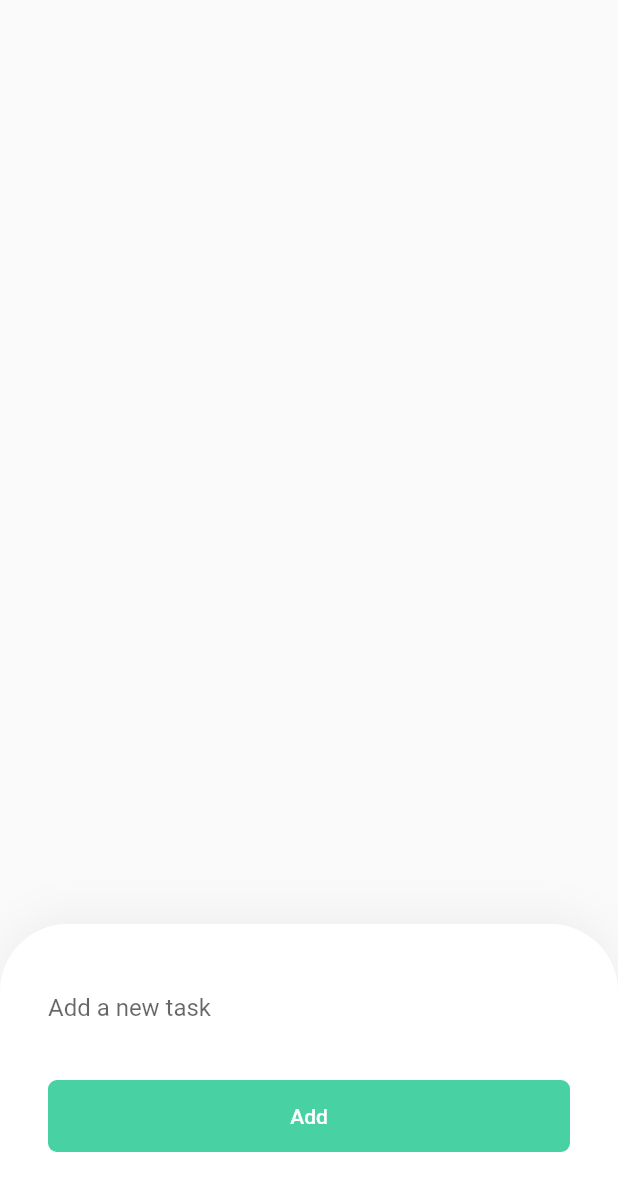
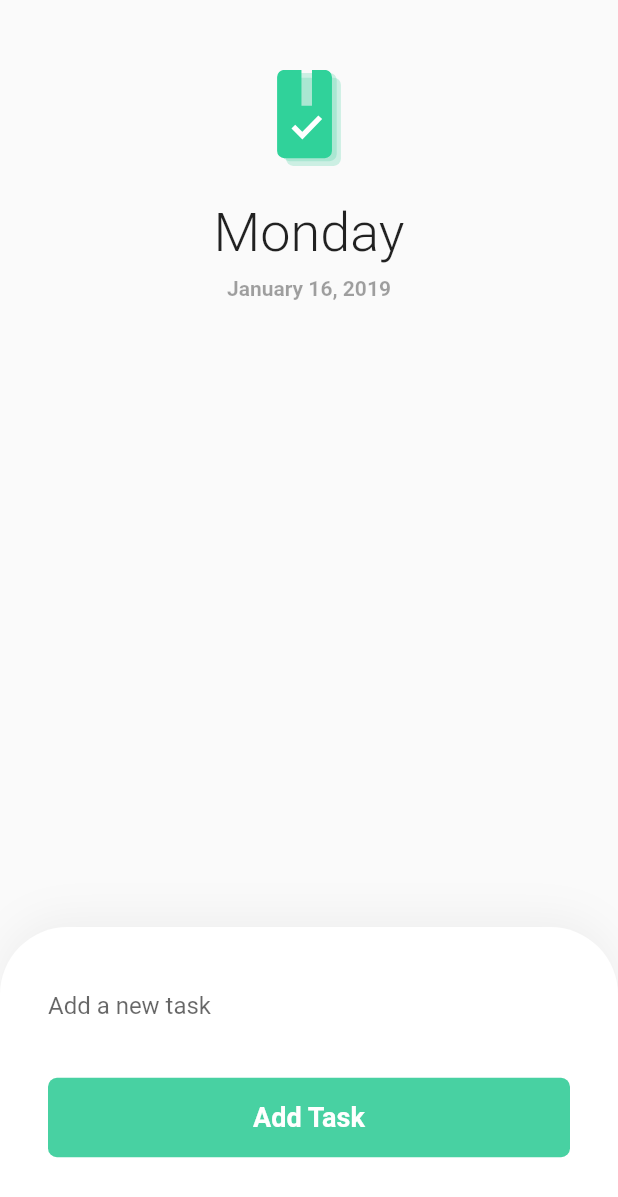
Before and after one commit to JairHuamanBellido/Flutter-TodoApp, a Flutter app: the screen it shows after launch, on a phone screen of 412 x 824 dp. Shown: the top 1197 px of the screen. Run offline on Flutter 3.47's test engine with Material 2 defaults, Android fonts, the phone set to English and light mode, and no system bars; our stand-ins replace flutter_svg.

```diff
--- a/lib/main.dart
+++ b/lib/main.dart
@@ -1,6 +1,8 @@
 import 'package:flutter/material.dart';
-import 'package:same_project/Form_task.dart';
-import 'package:same_project/Task_item.dart';
+import 'package:same_project/widget/header/header_container.dart';
+import 'package:same_project/widget/task/task_container.dart';
+import 'package:same_project/widget/task/task_item.dart';
+import 'package:same_project/widget/task/form_task.dart';
 
 void main() => runApp(App());
 
@@ -40,6 +42,7 @@ class _AppState extends State<App> {
   @override
   Widget build(BuildContext context) {
     return MaterialApp(
+        debugShowCheckedModeBanner: false,
       home: Scaffold(
         body: SafeArea(
           child: Stack(
@@ -47,16 +50,13 @@ class _AppState extends State<App> {
               Positioned(
                 top: 0,
                 child: Container(
-                  width: 200,
-                  height: 500,
-                  child: ListView.builder(
-                    itemCount: tasks.length,
-                    itemBuilder: (BuildContext context, int index) {
-                      return Container(
-                          child: Task(
-                        task: tasks[index],
-                      ));
-                    },
+                  child: Column(
+                    mainAxisAlignment: MainAxisAlignment.start,
+                    crossAxisAlignment: CrossAxisAlignment.start,
+                    children: <Widget>[
+                        Header(),
+                        TaskContainer(tasks: this.tasks)
+                    ],
                   ),
                 ),
               ),
--- /dev/null
+++ b/lib/widget/header/header_container.dart
@@ -0,0 +1,44 @@
+import 'package:flutter/cupertino.dart';
+import 'package:flutter/material.dart';
+import 'package:flutter_svg/flutter_svg.dart';
+
+class Header extends StatelessWidget {
+  const Header({Key key}) : super(key: key);
+
+  @override
+  Widget build(BuildContext context) {
+    return Container(
+        width: MediaQuery.of(context).size.width,
+        height: MediaQuery.of(context).size.height * 0.30,
+        child: Column(
+          mainAxisAlignment: MainAxisAlignment.center,
+          children: <Widget>[
+            SvgPicture.asset(
+              'assets/Logo.svg',
+              semanticsLabel: 'Logo',
+              height: 64,
+            ),
+            Container(
+              margin: EdgeInsets.only(top: 24, bottom: 8),
+              child: Text(
+                'Monday',
+                textDirection: TextDirection.ltr,
+                textAlign: TextAlign.center,
+                style: TextStyle(fontSize: 36, fontWeight: FontWeight.w300),
+              ),
+            ),
+            Container(
+              child: Text(
+                'January 16, 2019',
+                textDirection: TextDirection.ltr,
+                textAlign: TextAlign.center,
+                style: TextStyle(
+                  color: Color.fromRGBO(0, 0, 0, .37),
+                  fontWeight: FontWeight.w600,
+                ),
+              ),
+            )
+          ],
+        ));
+  }
+}
--- a/lib/Form_task.dart
+++ b/lib/widget/task/form_task.dart
@@ -17,11 +17,13 @@ class FormTask extends StatelessWidget {
   Widget build(BuildContext context) {
     return Container(
       child: Container(
-        padding: EdgeInsets.symmetric(horizontal: 32, vertical: 32),
+        height: MediaQuery.of(context).size.height * 0.25 ,
+        padding: EdgeInsets.symmetric(horizontal: 32 ),
         width: MediaQuery.of(context).size.width,
         child: Column(
           mainAxisAlignment: MainAxisAlignment.center,
           children: <Widget>[
+
             TextField(
               controller: this.controller,
               onChanged: (String value) {
@@ -43,8 +45,8 @@ class FormTask extends StatelessWidget {
                 shape: RoundedRectangleBorder(
                     borderRadius: BorderRadius.circular(6)),
                 child: Text(
-                  'Add',
-                  style: TextStyle(color: Colors.white),
+                  'Add Task',
+                  style: TextStyle(color: Colors.white,fontSize: 18, fontWeight: FontWeight.w600),
                 ),
               ),
             ),
--- /dev/null
+++ b/lib/widget/task/task_container.dart
@@ -0,0 +1,25 @@
+import 'package:flutter/cupertino.dart';
+import 'package:flutter/material.dart';
+import 'package:same_project/widget/task/task_item.dart';
+
+class TaskContainer extends StatelessWidget {
+  final List tasks;
+  const TaskContainer({Key key, this.tasks}) : super(key: key);
+
+  @override
+  Widget build(BuildContext context) {
+    return Container(
+      width: MediaQuery.of(context).size.width,
+      height: 500,
+
+
+      child: ListView.builder(
+        itemCount: this.tasks.length,
+
+        itemBuilder: (BuildContext context, int index) {
+          return Task(task: tasks[index]);
+        },
+      ),
+    );
+  }
+}
```
Also changed, not shown: lib/Task_item.dart (deleted, +0 -17 lines), lib/widget/header/header_date.dart (added, +14 -0 lines), lib/widget/task/task_item.dart (added, +45 -0 lines), pubspec.yaml (+4 -4 lines), pubspec.lock.
